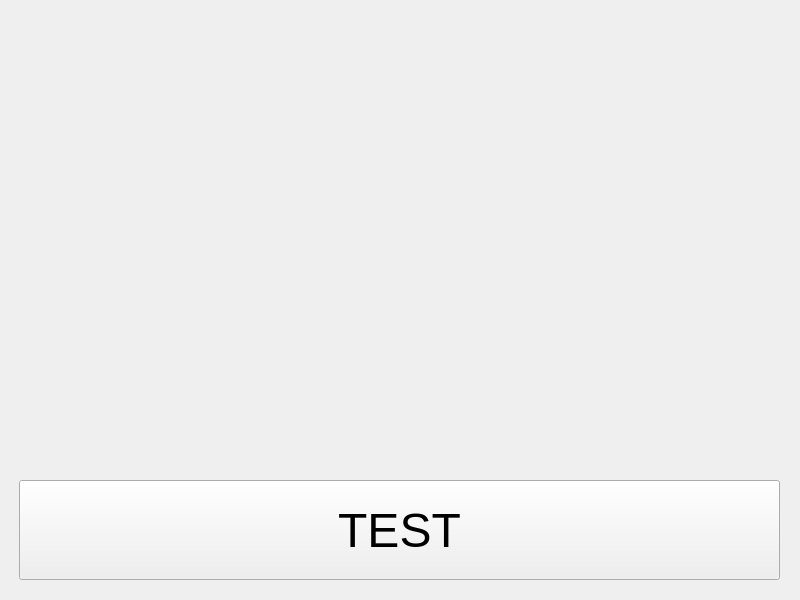
mattcudzik/ImageGroupingApp, file ImageGroupingApp/ui/imageMenu.ui: the form before one commit.
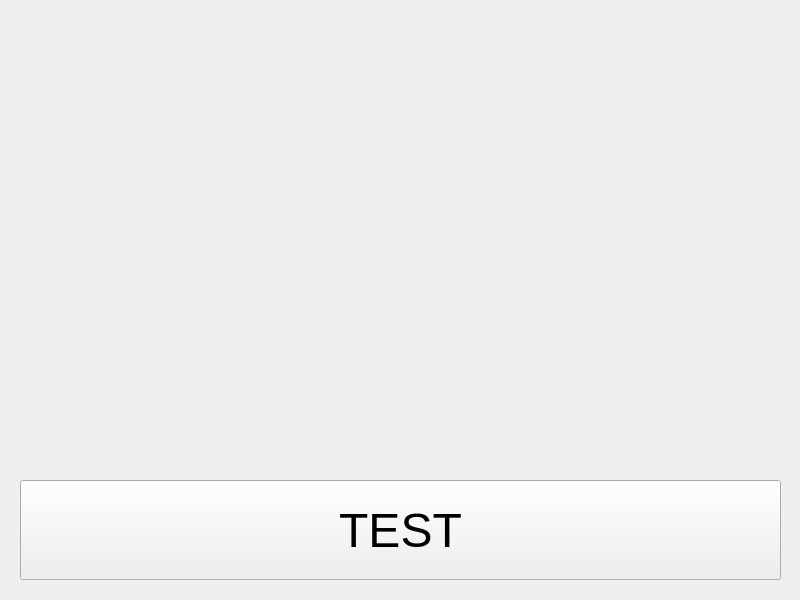
The form after the commit.

What changed in the file:
```diff
--- a/ImageGroupingApp/ui/imageMenu.ui
+++ b/ImageGroupingApp/ui/imageMenu.ui
@@ -25,46 +25,15 @@
   <property name="windowTitle">
    <string>Image Editor</string>
   </property>
-  <widget class="QWidget" name="verticalLayoutWidget">
-   <property name="geometry">
-    <rect>
-     <x>-1</x>
-     <y>-1</y>
-     <width>801</width>
-     <height>601</height>
-    </rect>
-   </property>
-   <layout class="QVBoxLayout" name="verticalLayout">
-    <property name="leftMargin">
-     <number>20</number>
-    </property>
-    <property name="topMargin">
-     <number>20</number>
-    </property>
-    <property name="rightMargin">
-     <number>20</number>
-    </property>
-    <property name="bottomMargin">
-     <number>20</number>
-    </property>
-    <item>
-     <widget class="QLabel" name="imageLabel">
-      <property name="text">
-       <string/>
-      </property>
-      <property name="scaledContents">
-       <bool>false</bool>
-      </property>
-      <property name="alignment">
-       <set>Qt::AlignCenter</set>
-      </property>
-      <property name="wordWrap">
-       <bool>true</bool>
-      </property>
-     </widget>
-    </item>
-    <item>
      <widget class="QPushButton" name="testButton">
+   <property name="geometry">
+    <rect>
+     <x>20</x>
+     <y>480</y>
+     <width>761</width>
+     <height>100</height>
+    </rect>
+   </property>
       <property name="sizePolicy">
        <sizepolicy hsizetype="Minimum" vsizetype="Fixed">
         <horstretch>0</horstretch>
@@ -92,8 +61,36 @@
        <string>TEST</string>
       </property>
      </widget>
-    </item>
-   </layout>
+  <widget class="QLabel" name="imageLabel">
+   <property name="geometry">
+    <rect>
+     <x>30</x>
+     <y>20</y>
+     <width>741</width>
+     <height>451</height>
+    </rect>
+   </property>
+   <property name="sizePolicy">
+    <sizepolicy hsizetype="Preferred" vsizetype="Preferred">
+     <horstretch>0</horstretch>
+     <verstretch>0</verstretch>
+    </sizepolicy>
+   </property>
+   <property name="minimumSize">
+    <size>
+     <width>0</width>
+     <height>0</height>
+    </size>
+   </property>
+   <property name="maximumSize">
+    <size>
+     <width>16777215</width>
+     <height>16777215</height>
+    </size>
+   </property>
+   <property name="text">
+    <string/>
+   </property>
   </widget>
  </widget>
  <resources/>
```
Lines whose indentation alone changed are shown as unchanged.
